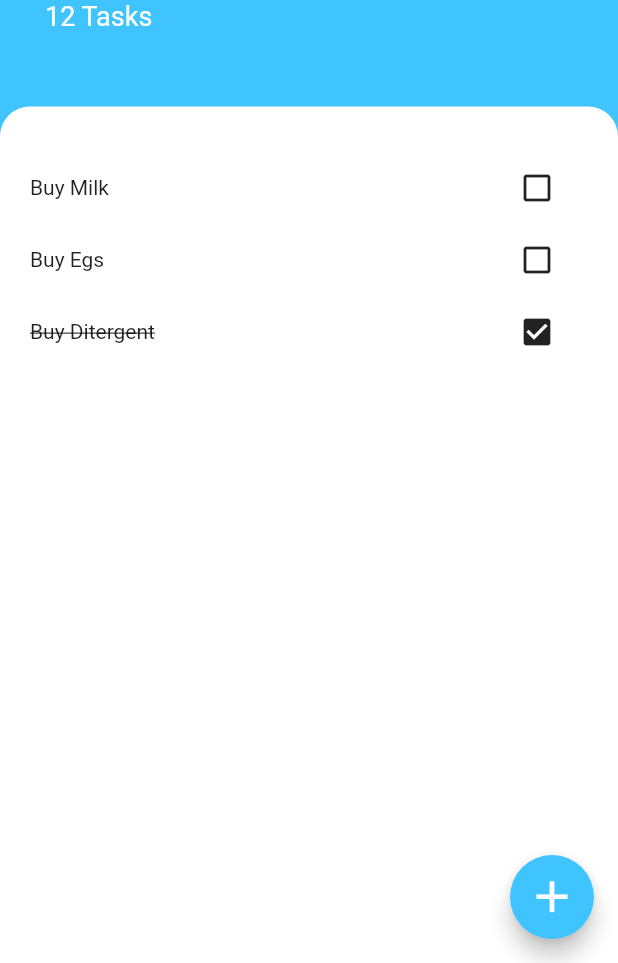
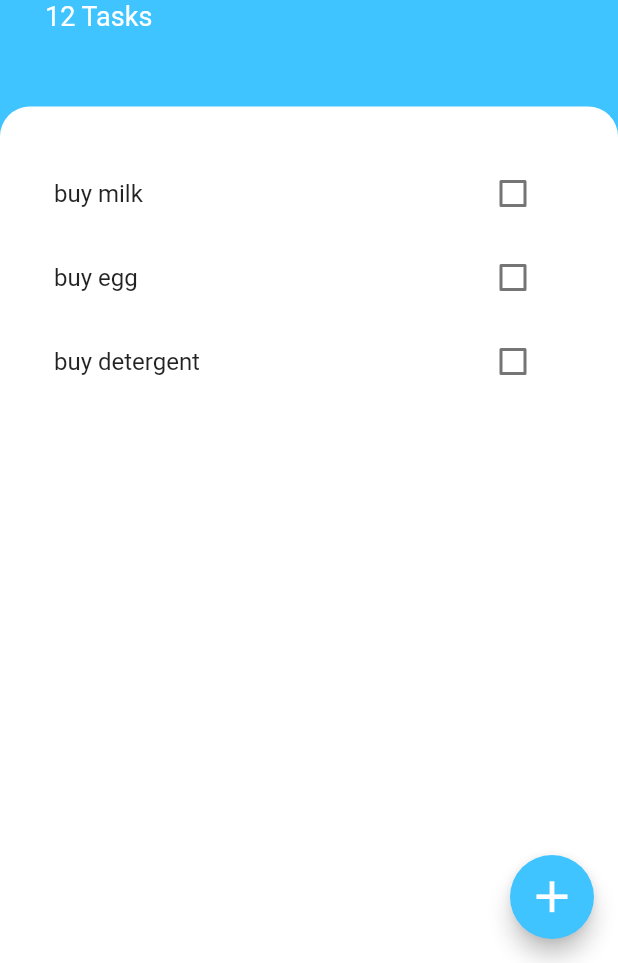
Before and after one commit to master-8702/flutter_todoey, a Flutter app: the screen it shows after launch, on a phone screen of 412 x 824 dp, the part 273-1236 px from its top. Run offline on Flutter 3.47's test engine with Material 2 defaults, Android fonts, the phone set to English and light mode, and no system bars.

Commit message:
changed the task list to a listview

```diff
--- /dev/null
+++ b/lib/components/task_list.dart
@@ -0,0 +1,18 @@
+import 'package:flutter/material.dart';
+
+import 'task_tile.dart';
+
+class TaskList extends StatelessWidget {
+  @override
+  Widget build(BuildContext context) {
+    return ListView(
+      children: [
+        TaskTile(taskName: 'buy milk'),
+        TaskTile(
+          taskName: 'buy egg',
+        ),
+        TaskTile(taskName: 'buy detergent'),
+      ],
+    );
+  }
+}
--- /dev/null
+++ b/lib/components/task_tile.dart
@@ -0,0 +1,18 @@
+import 'package:flutter/material.dart';
+
+class TaskTile extends StatelessWidget {
+  String taskName;
+
+  TaskTile({required this.taskName});
+
+  @override
+  Widget build(BuildContext context) {
+    return ListTile(
+      title: Text(taskName),
+      trailing: Checkbox(
+        value: false,
+        onChanged: (value) {},
+      ),
+    );
+  }
+}
--- a/lib/screens/tasks_screen.dart
+++ b/lib/screens/tasks_screen.dart
@@ -1,6 +1,5 @@
-import 'dart:ffi';
-
 import 'package:flutter/material.dart';
+import 'package:flutter_todoey/components/task_list.dart';
 
 class TasksScreen extends StatelessWidget {
   @override
@@ -59,45 +58,7 @@ class TasksScreen extends StatelessWidget {
                       topLeft: Radius.circular(20),
                     ),
                   ),
-                child: Column(
-                  children: [
-                    Row(
-                      mainAxisAlignment: MainAxisAlignment.spaceBetween,
-                      children: [
-                        Text("Buy Milk"),
-                        IconButton(
-                          onPressed: () {},
-                          icon: Icon(Icons.check_box_outline_blank),
-                        ),
-                      ],
-                    ),
-                    Row(
-                      mainAxisAlignment: MainAxisAlignment.spaceBetween,
-                      children: [
-                        Text("Buy Egs"),
-                        IconButton(
-                          onPressed: () {},
-                          icon: Icon(Icons.check_box_outline_blank),
-                        ),
-                      ],
-                    ),
-                    Row(
-                      mainAxisAlignment: MainAxisAlignment.spaceBetween,
-                      children: [
-                        const Text(
-                          "Buy Ditergent",
-                          style:
-                              TextStyle(decoration: TextDecoration.lineThrough),
-                        ),
-                        IconButton(
-                          onPressed: () {},
-                          icon: Icon(Icons.check_box),
-                        ),
-                      ],
-                    )
-                  ],
-                ),
-              ),
+                  child: TaskList()),
             ),
           ],
         ),
```
Lines whose indentation alone changed are shown as unchanged.
